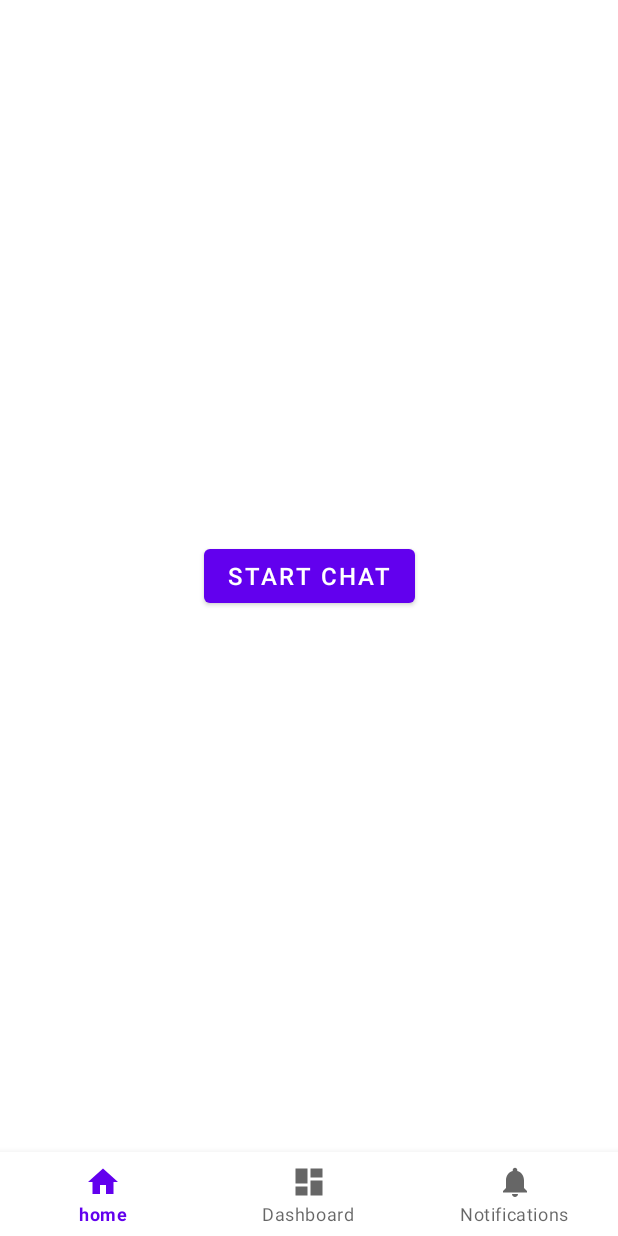
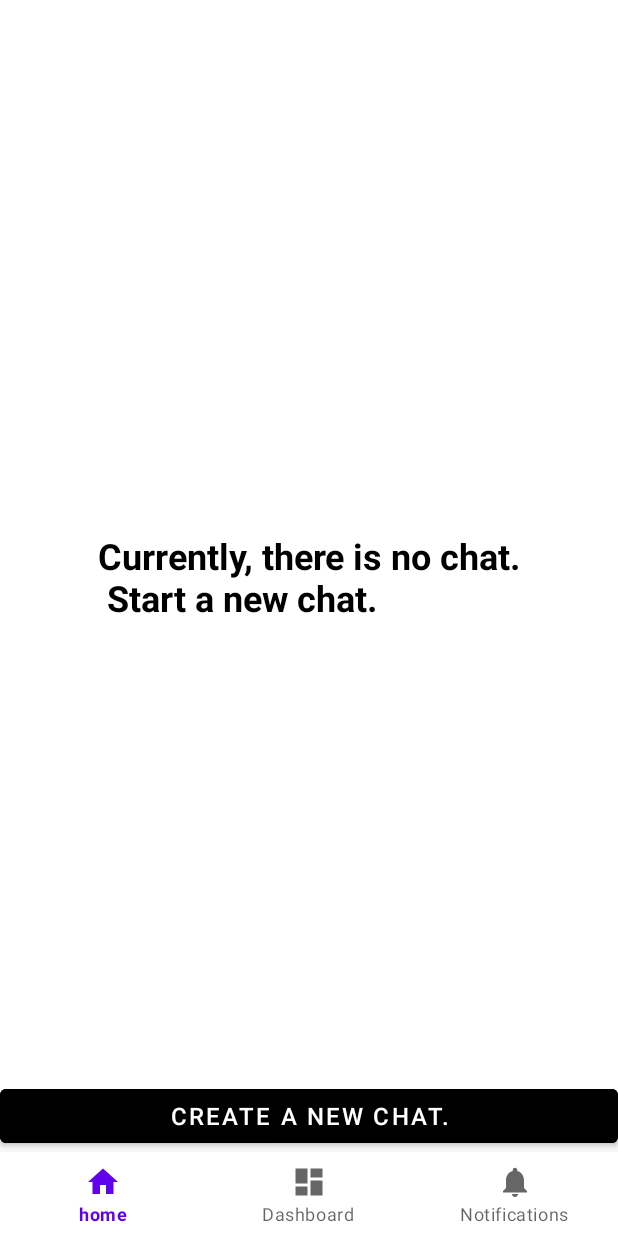
Before and after one commit to vovamushak/MobileChatGPT, an Android app: the screen it shows after launch (MainActivity), on a phone screen of 412 x 824 dp. Run offline under Robolectric (Android 15) with nearby library versions, the phone set to English and light mode, and no system bars; our stand-ins replace Dagger/Hilt's generated code, navigation-ui.

Commit message:
#feat : add Text in Home Fragment

```diff
--- a/presentation/src/main/res/layout/fragment_home.xml
+++ b/presentation/src/main/res/layout/fragment_home.xml
@@ -6,15 +6,35 @@
     android:layout_height="match_parent"
     tools:context=".ui.home.HomeFragment">
 
-    <com.google.android.material.button.MaterialButton
-        android:id="@+id/btn_chat"
+    <TextView
+        android:id="@+id/tv_empty"
         android:layout_width="wrap_content"
         android:layout_height="wrap_content"
+        android:text="@string/home_empty"
+        android:textColor="@color/black"
+        android:textSize="24sp"
+        android:textStyle="bold"
         app:layout_constraintBottom_toBottomOf="parent"
         app:layout_constraintEnd_toEndOf="parent"
         app:layout_constraintStart_toStartOf="parent"
-        android:text="Start Chat"
-        android:textSize="16sp"
         app:layout_constraintTop_toTopOf="parent" />
 
+    <androidx.recyclerview.widget.RecyclerView
+        android:id="@+id/rv_chat_list"
+        android:layout_width="match_parent"
+        android:layout_height="0dp"
+        app:layout_constraintBottom_toTopOf="@id/btn_chat"
+        app:layout_constraintTop_toTopOf="parent" />
+
+    <com.google.android.material.button.MaterialButton
+        android:id="@+id/btn_chat"
+        android:layout_width="match_parent"
+        android:layout_height="wrap_content"
+        android:backgroundTint="@color/black"
+        android:text="@string/home_create"
+        android:textSize="16sp"
+        app:layout_constraintBottom_toBottomOf="parent"
+        app:layout_constraintEnd_toEndOf="parent"
+        app:layout_constraintStart_toStartOf="parent" />
+
 </androidx.constraintlayout.widget.ConstraintLayout>
--- a/presentation/src/main/res/values/strings.xml
+++ b/presentation/src/main/res/values/strings.xml
@@ -5,4 +5,6 @@
     <string name="title_notifications">Notifications</string>
     <string name="chat_input">입력하세요.</string>
     <string name="title_home">home</string>
+    <string name="home_empty">Currently, there is no chat.\n         Start a new chat.</string>
+    <string name="home_create">create a new chat.</string>
 </resources>
```
